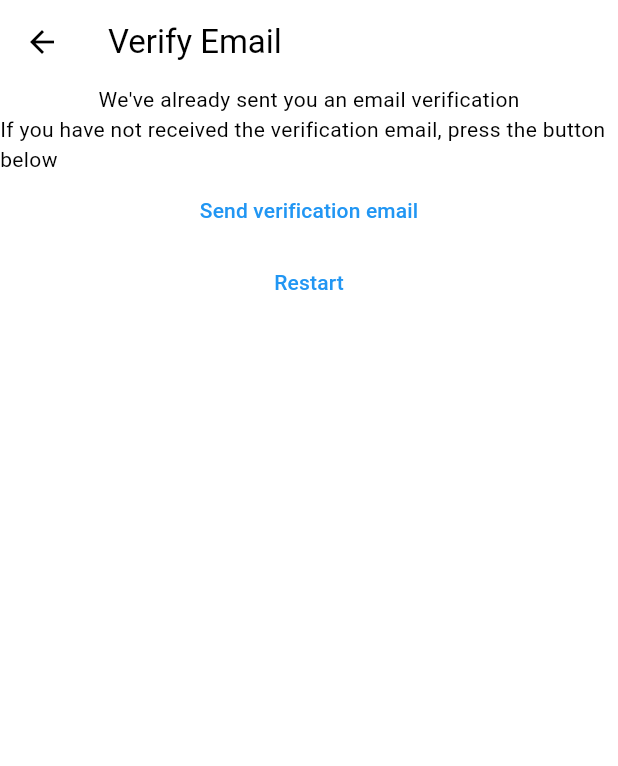
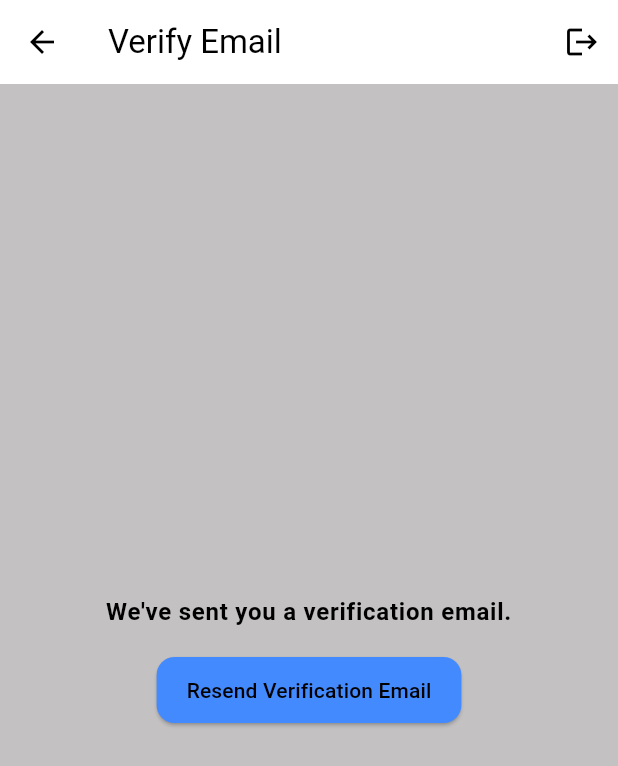
Before and after one commit to owolagbadavid/inotes, a Flutter app: the VerfyEmailView screen opened by its route, on a phone screen of 412 x 824 dp. Shown: the top 766 px of the screen. Run offline on Flutter 3.47's test engine with Material 3 defaults, Android fonts, the phone set to English and light mode, and no system bars; our stand-ins replace firebase_auth, firebase_core, flutter_bloc, flutter_slidable, sqflite; accounts and stored records are empty; network calls fail.

Commit message:
filter user note and change eamail view

```diff
--- /dev/null
+++ b/lib/extensions/list/filter.dart
@@ -0,0 +1,5 @@
+extension Filter<T> on Stream<List<T>> {
+  Stream<List<T>> filter(bool Function(T) predicate) {
+    return map((list) => list.where(predicate).toList());
+  }
+}
--- a/lib/services/auth/auth_exceptions.dart
+++ b/lib/services/auth/auth_exceptions.dart
@@ -18,6 +18,10 @@ class WeakPasswordAuthException implements Exception {
   final String message = 'Weak Password';
 }
 
+class TooManyRequestsAuthException implements Exception {
+  final String message = 'Too Many Requests';
+}
+
 class InvalidEmailAuthException implements Exception {
   final String message = 'Invalid Email';
 }
--- a/lib/services/crud/crud_exceptions.dart
+++ b/lib/services/crud/crud_exceptions.dart
@@ -15,3 +15,5 @@ class UserNotFoundException implements Exception {}
 class NoteNotFoundException implements Exception {}
 
 class CouldNotUpdateNote implements Exception {}
+
+class UserNotSetException implements Exception {}
--- a/lib/views/verify_email_view.dart
+++ b/lib/views/verify_email_view.dart
@@ -12,48 +12,104 @@ class VerfyEmailView extends StatefulWidget {
 }
 
 class _VerfyEmailViewState extends State<VerfyEmailView> {
+  bool _isDialogOpen = false;
+
   @override
   Widget build(BuildContext context) {
+    final theme = Theme.of(context);
+    final colorScheme = theme.colorScheme;
+    final textTheme = theme.textTheme;
+
     return BlocListener<AuthenticationBloc, AuthenticationState>(
       listener: (context, state) async {
         if (state is AuthenticationFailureState) {
+          if (_isDialogOpen) {
+            Navigator.of(context).pop(); // Close any open dialog first
+            _isDialogOpen = false;
+          }
           showErrorDialog(context, state.errorMessage);
         } else if (state is AuthenticationSuccessState) {
+          if (_isDialogOpen) {
+            Navigator.of(context).pop(); // Close the loading dialog
+            _isDialogOpen = false;
+          }
           if (state.user == null) {
-            Navigator.of(context)
-                .pushNamedAndRemoveUntil(loginRoute, (_) => false);
+            Navigator.of(context).pushNamedAndRemoveUntil(
+              loginRoute,
+              (_) => false,
+            );
           }
-        } else if (state is AuthenticationLoadingState && state.isLoading) {
+        } else if (state is AuthenticationLoadingState) {
+          if (state.isLoading && !_isDialogOpen) {
+            // Show loading dialog if not already open
+
+            _isDialogOpen = true;
             showDialog(
               context: context,
               builder: (context) => const Center(
                 child: CircularProgressIndicator(),
               ),
+              barrierDismissible: false, // Prevent dismissal by tapping outside
             );
+          } else if (!state.isLoading && _isDialogOpen) {
+            // Dismiss the loading dialog
+
+            Navigator.of(context).pop();
+            _isDialogOpen = false;
+          }
         }
       },
       child: Scaffold(
         appBar: AppBar(
           title: const Text('Verify Email'),
-        ),
-        body: Column(
-          children: [
-            const Text("We've already sent you an email verification"),
-            const Text(
-                'If you have not received the verification email, press the button below'),
-            TextButton(
-                onPressed: () async => {
-                      BlocProvider.of<AuthenticationBloc>(context)
-                          .add(SendEmailVerification())
-                    },
-                child: const Text('Send verification email')),
-            TextButton(
+          actions: [
+            IconButton(
               onPressed: () async {
                 BlocProvider.of<AuthenticationBloc>(context).add(SignOut());
               },
-              child: const Text('Restart'),
-            )
+              icon: const Icon(Icons.logout),
+            ),
           ],
+        ),
+        body: Container(
+          color: theme.cardColor,
+          child: Center(
+            child: Padding(
+              padding: const EdgeInsets.symmetric(horizontal: 16.0),
+              child: Column(
+                mainAxisAlignment: MainAxisAlignment.center,
+                crossAxisAlignment: CrossAxisAlignment.center,
+                children: [
+                  Text(
+                    "We've sent you a verification email.",
+                    textAlign: TextAlign.center,
+                    style: textTheme.bodyLarge?.copyWith(
+                      fontWeight: FontWeight.bold,
+                    ),
+                  ),
+                  const SizedBox(height: 16),
+                  ElevatedButton(
+                    onPressed: () async {
+                      BlocProvider.of<AuthenticationBloc>(context)
+                          .add(SendEmailVerification());
+                    },
+                    style: ElevatedButton.styleFrom(
+                      backgroundColor: colorScheme.secondary,
+                      foregroundColor: colorScheme.onSecondary,
+                      shape: RoundedRectangleBorder(
+                        borderRadius: BorderRadius.circular(12),
+                      ),
+                      padding: const EdgeInsets.symmetric(
+                        horizontal: 20,
+                        vertical: 12,
+                      ),
+                    ),
+                    child: const Text('Resend Verification Email'),
+                  ),
+                ],
+              ),
+            ),
+          ),
         ),
       ),
     );
```
Also changed, not shown: lib/services/auth/auth_bloc.dart (+12 -4 lines), lib/services/auth/firebase_auth_provider.dart (+11 -1 lines), lib/services/crud/notes_service.dart (+25 -4 lines). Lines whose indentation alone changed are shown as unchanged.
